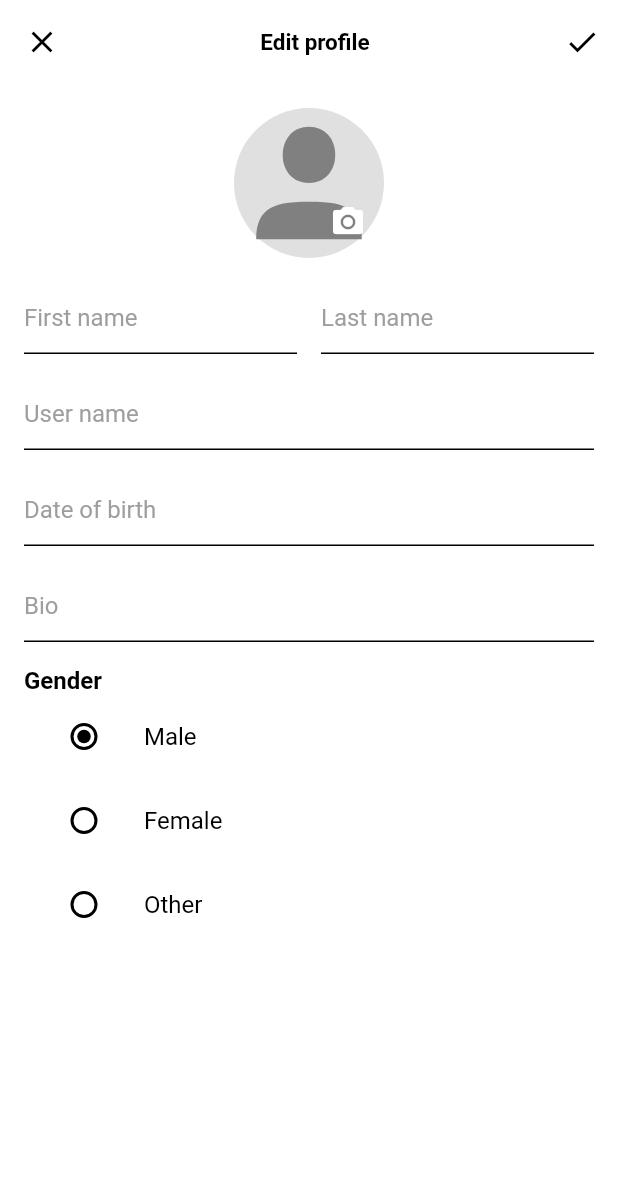
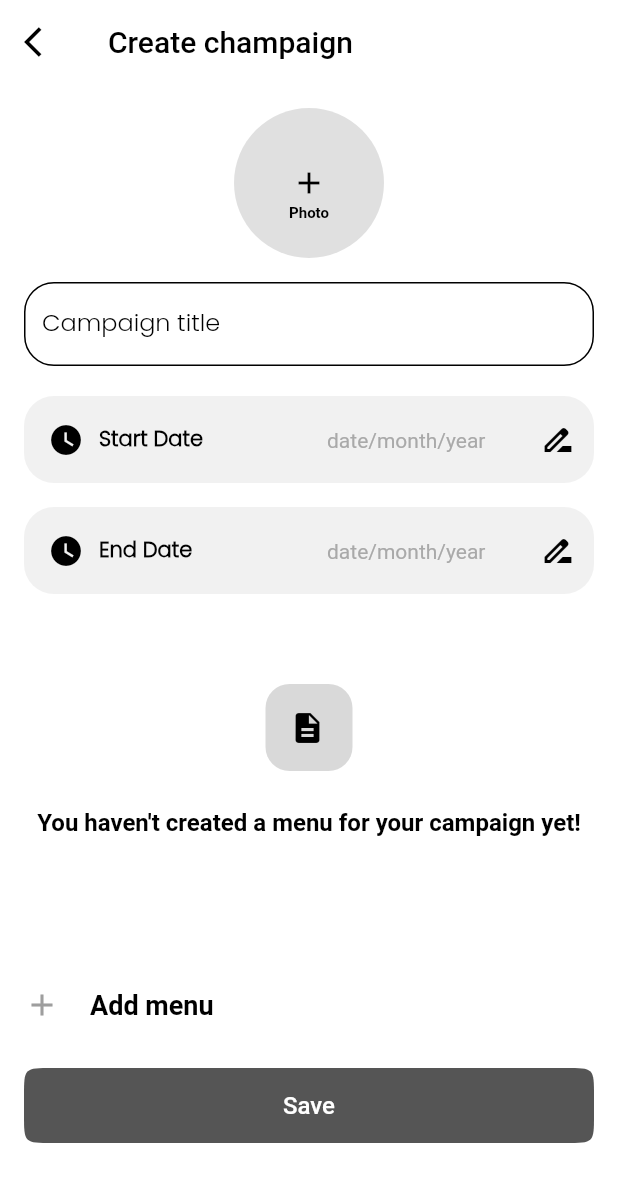
Before and after one commit to OnlyFoodApp/onlyfood_mo, a Flutter app: the screen it shows after launch, on a phone screen of 412 x 824 dp. Shown: the top 1182 px of the screen. Run offline on Flutter 3.47's test engine with Material 2 defaults, Android fonts, the light colour scheme and no system bars; our stand-ins replace firebase_core, flutter_svg, image_picker; accounts and stored records are empty.

Commit message:
create champaign screen step 1

```diff
--- a/onlyfood_mo/lib/main.dart
+++ b/onlyfood_mo/lib/main.dart
@@ -4,6 +4,7 @@ import 'package:flutter/material.dart';
 import 'package:onlyfood_mo/responsive/mobile_screen_layout.dart';
 import 'package:onlyfood_mo/responsive/responsive_layout_screen.dart';
 import 'package:onlyfood_mo/responsive/web_screen_layout.dart';
+import 'package:onlyfood_mo/screens/champaign/champaign_screen.dart';
 import 'package:onlyfood_mo/screens/login/login_screen.dart';
 import 'package:onlyfood_mo/screens/profile_editing/profile_editing.dart';
 import 'package:onlyfood_mo/screens/reset_password/reset_password.dart';
@@ -44,6 +45,6 @@ class MyApp extends StatelessWidget {
         theme: ThemeData.dark().copyWith(
           scaffoldBackgroundColor: mobileBackgroundColor,
         ),
-        home: const ProfileEditing());
+        home: const ChampaignScreen());
   }
 }
--- /dev/null
+++ b/onlyfood_mo/lib/responsive/champaign_layout.dart
@@ -0,0 +1,13 @@
+import 'package:flutter/material.dart';
+
+class ChampaignLayout extends StatelessWidget{
+  @override
+  Widget build(BuildContext context) {
+    return const Scaffold(
+      body: Center(
+        child: Text('This is champaign layout.'),
+      ),
+    );
+  }
+
+}
--- /dev/null
+++ b/onlyfood_mo/lib/screens/champaign/champaign_screen.dart
@@ -0,0 +1,353 @@
+import 'package:flutter/material.dart';
+import 'package:flutter_svg/flutter_svg.dart';
+import 'package:intl/intl.dart';
+
+class ChampaignScreen extends StatefulWidget {
+  const ChampaignScreen({Key? key}) : super(key: key);
+  @override
+  createState() => _ChampaignState();
+}
+
+class _ChampaignState extends State<ChampaignScreen> {
+  @override
+  void dispose() {
+    // TODO: implement dispose
+    super.dispose();
+  }
+
+  TextEditingController dateStartInputController = TextEditingController();
+  TextEditingController dateEndInputController = TextEditingController();
+
+
+  @override
+  Widget build(BuildContext context) {
+    return Scaffold(
+      appBar: AppBar(
+        titleTextStyle: const TextStyle(
+            color: Colors.black, fontSize: 20, fontWeight: FontWeight.w500),
+        backgroundColor: Colors.white,
+        elevation: 0,
+        leading: IconButton(
+          icon: const Icon(
+            Icons.arrow_back_ios,
+            color: Colors.black,
+          ),
+          onPressed: () {
+            // Xử lý khi nút đóng được nhấn
+            Navigator.pop(context);
+          },
+        ),
+        title: const Text('Create champaign'),
+      ),
+      body: SafeArea(
+        child: Container(
+          width: double.infinity,
+          padding: const EdgeInsets.all(16.0),
+          child: Column(
+            children: [
+              CircleAvatar(
+                radius: 50,
+                backgroundColor: Colors.grey[300],
+                child: Stack(
+                  alignment: Alignment.center,
+                  children: [
+                    IconButton(
+                      icon: const Icon(
+                        Icons.add,
+                        color: Colors.black,
+                      ),
+                      onPressed: () {
+                        // Xử lý khi nút camera được nhấn
+                        // Mở hộp thoại hoặc thực hiện hành động cần thiết
+                      },
+                    ),
+                    const Text(
+                      'Photo',
+                      style: TextStyle(
+                          height: 8, fontSize: 10, fontWeight: FontWeight.bold),
+                    )
+                  ],
+                ),
+              ),
+              const SizedBox(height: 16),
+              const Row(
+                mainAxisAlignment: MainAxisAlignment.spaceBetween,
+                children: [
+                  Expanded(
+                    child: TextField(
+                      style: TextStyle(color: Colors.black, height: 1),
+                      decoration: InputDecoration(
+                        hintText: "Campaign title",
+                        hintStyle: TextStyle(
+                          color: Colors.black,
+                          fontFamily: 'Poppins',
+                        ),
+                        enabledBorder: OutlineInputBorder(
+                          borderRadius: BorderRadius.all(Radius.circular(20)),
+                        ),
+                        focusedBorder: OutlineInputBorder(
+                            borderRadius: BorderRadius.all(Radius.circular(20)),
+                            borderSide: BorderSide(width: 2)),
+                      ),
+                    ),
+                  ),
+                ],
+              ),
+              const SizedBox(height: 20),
+              Row(
+                children: [
+                  Expanded(
+                    // flex: 1,
+                    child: Container(
+                      height: 58,
+                      padding: const EdgeInsetsDirectional.all(16.0),
+                      alignment: Alignment.centerLeft,
+                      decoration: const BoxDecoration(
+                          color: Color(0xFFF1F1F1),
+                          borderRadius: BorderRadiusDirectional.horizontal(
+                              start: Radius.circular(20))),
+                      child: Row(
+                        children: [
+                          Container(
+                            margin: const EdgeInsets.fromLTRB(0, 0, 10, 0),
+                            child: const Icon(
+                              Icons.watch_later,
+                              color: Colors.black,
+                            ),
+                          ),
+                          const Text(
+                            'Start Date',
+                            style: TextStyle(
+                              fontFamily: 'Poppins',
+                              fontWeight: FontWeight.bold,
+                              color: Colors.black,
+                            ),
+                          )
+                        ],
+                      ),
+                    ),
+                  ),
+                  Expanded(
+                    // flex: 1,
+                    // fit: FlexFit.loose,
+                    child: Container(
+                      height: 58,
+                      // padding: const EdgeInsetsDirectional.all(16.0),
+                      alignment: Alignment.centerLeft,
+                      decoration: const BoxDecoration(
+                          color: Color(0xFFF1F1F1),
+                          borderRadius: BorderRadiusDirectional.horizontal(
+                              end: Radius.circular(20))),
+                      child: Row(
+                        children: [
+                          Expanded(
+                            // flex: 1,
+                            child: TextFormField(
+                              decoration: const InputDecoration(
+                                hintText: 'date/month/year',
+                                hintStyle: TextStyle(
+                                    color: Color(0xFFA9A9A9), fontSize: 14),
+                                border: OutlineInputBorder(
+                                    borderSide: BorderSide.none),
+                              ),
+                              controller: dateStartInputController,
+                              style: const TextStyle(color: Colors.black),
+                              readOnly: true,
+                              onTap: () async {
+                                DateTime? pickedDate = await showDatePicker(
+                                    context: context,
+                                    initialDate: DateTime.now(),
+                                    firstDate: DateTime(1950),
+                                    lastDate: DateTime(2050));
+
+                                if (pickedDate != null) {
+                                  String date = DateFormat('dd/MMM/yyyy')
+                                      .format(pickedDate)
+                                      .toString();
+                                  dateStartInputController.text = date;
+                                }
+                              },
+                            ),
+                          ),
+                          IconButton(
+                            icon: const Icon(
+                              Icons.drive_file_rename_outline,
+                              color: Colors.black,
+                            ),
+                            onPressed: () {
+                              // Xử lý khi nút camera được nhấn
+                              // Mở hộp thoại hoặc thực hiện hành động cần thiết
+                            },
+                          ),
+                        ],
+                      ),
+                    ),
+                  )
+                ],
+              ),
+              const SizedBox(height: 16),
+              Row(
+                children: [
+                  Expanded(
+                    // flex: 1,
+                    child: Container(
+                      height: 58,
+                      padding: const EdgeInsetsDirectional.all(16.0),
+                      alignment: Alignment.centerLeft,
+                      decoration: const BoxDecoration(
+                          color: Color(0xFFF1F1F1),
+                          borderRadius: BorderRadiusDirectional.horizontal(
+                              start: Radius.circular(20))),
+                      child: Row(
+                        children: [
+                          Container(
+                            margin: const EdgeInsets.fromLTRB(0, 0, 10, 0),
+                            child: const Icon(
+                              Icons.watch_later,
+                              color: Colors.black,
+                            ),
+                          ),
+                          const Text(
+                            'End Date',
+                            style: TextStyle(
+                              fontFamily: 'Poppins',
+                              fontWeight: FontWeight.bold,
+                              color: Colors.black,
+                            ),
+                          ),
+                        ],
+                      ),
+                    ),
+                  ),
+                  Expanded(
+                    // flex: 1,
+                    // fit: FlexFit.loose,
+                    child: Container(
+                      height: 58,
+                      // padding: const EdgeInsetsDirectional.all(16.0),
+                      alignment: Alignment.centerLeft,
+                      decoration: const BoxDecoration(
+                          color: Color(0xFFF1F1F1),
+                          borderRadius: BorderRadiusDirectional.horizontal(
+                              end: Radius.circular(20))),
+                      child: Row(
+                        children: [
+                          Expanded(
+                            // flex: 1,
+                            child: TextFormField(
+                              decoration: const InputDecoration(
+                                hintText: 'date/month/year',
+                                hintStyle: TextStyle(
+                                    color: Color(0xFFA9A9A9), fontSize: 14),
+                                border: OutlineInputBorder(
+                                    borderSide: BorderSide.none),
+                              ),
+                              controller: dateEndInputController,
+                              style: const TextStyle(color: Colors.black),
+                              readOnly: true,
+                              onTap: () async {
+                                DateTime? pickedDate = await showDatePicker(
+                                    context: context,
+                                    initialDate: DateTime.now(),
+                                    firstDate: DateTime(1950),
+                                    lastDate: DateTime(2050));
+
+                                if (pickedDate != null) {
+                                  String date = DateFormat('dd/MMM/yyyy')
+                                      .format(pickedDate)
+                                      .toString();
+                                  dateEndInputController.text = date;
+                                }
+                              },
+                            ),
+                          ),
+                          IconButton(
+                            icon: const Icon(
+                              Icons.drive_file_rename_outline,
+                              color: Colors.black,
+                            ),
+                            onPressed: () {
+                              // Xử lý khi nút camera được nhấn
+                              // Mở hộp thoại hoặc thực hiện hành động cần thiết
+                            },
+                          ),
+                        ],
+                      ),
+                    ),
+                  )
+                ],
+              ),
+              const SizedBox(height: 60),
+              Container(
+                height: 58,
+                width: 58,
+                padding: const EdgeInsetsDirectional.all(16.0),
+                alignment: Alignment.centerLeft,
+                decoration: const BoxDecoration(
+                    color: Color(0xFFD9D9D9),
+                    borderRadius: BorderRadius.all(Radius.circular(16))),
+                child: Row(
+                  children: [
+                    Container(
+                      margin: const EdgeInsets.fromLTRB(0, 0, 0, 0),
+                      child: const Icon(
+                        Icons.description,
+                        color: Colors.black,
+                      ),
+                    ),
+                  ],
+                ),
+              ),
+              const SizedBox(height: 25),
+              const FittedBox(
+                fit: BoxFit.fill,
+                child: Text(
+                  "You haven't created a menu for your campaign yet!",
+                  style: TextStyle(
+                    fontSize: 16,
+                    fontWeight: FontWeight.w600,
+                    color: Colors.black,
+                  ),
+                ),
+              ),
+              const SizedBox(height: 100),
+              Row(
+                children: [
+                  Container(
+                    margin: const EdgeInsets.fromLTRB(0, 0, 20, 0),
+                    child: const Icon(
+                      Icons.add,
+                      color: Colors.grey,
+                    ),
+                  ),
+                  const Text(
+                    "Add menu ",
+                    style: TextStyle(
+                        fontSize: 18,
+                        fontWeight: FontWeight.w600,
+                        color: Colors.black),
+                  )
+                ],
+              ),
+              const SizedBox(height: 30),
+              TextButton(
+                style: ButtonStyle(
+                  fixedSize: MaterialStateProperty.all(const Size(400, 50)),
+                  shape: MaterialStateProperty.all(ContinuousRectangleBorder(borderRadius: BorderRadius.circular(19))),
+                  backgroundColor:
+                      MaterialStateProperty.all<Color>(const Color(0xFF555555)),
+                  foregroundColor:
+                      MaterialStateProperty.all<Color>(Colors.white),
+                ),
+                onPressed: () {},
+                child: const Text('Save', style: TextStyle(
+                  fontSize: 16
+                ),),
+              )
+            ],
+          ),
+        ),
+      ),
+    );
+  }
+}
--- a/onlyfood_mo/lib/screens/profile_editing/profile_editing.dart
+++ b/onlyfood_mo/lib/screens/profile_editing/profile_editing.dart
@@ -108,7 +108,7 @@ class _ProfileEditingState extends State<ProfileEditing> {
                 radius: 50,
                 backgroundColor: Colors.grey[300], // Màu nền cho CircleAvatar
                 child: Stack(
-                  alignment: Alignment.bottomRight,
+
                   children: [
                     SvgPicture.asset(
                       "assets/default_avatar.svg",
--- a/onlyfood_mo/pubspec.yaml
+++ b/onlyfood_mo/pubspec.yaml
@@ -35,6 +35,7 @@ dependencies:
   firebase_storage: ^11.2.8
   flutter:
     sdk: flutter
+  intl: ^0.17.0
   flutter_img: ^0.1.5+111
   flutter_svg: ^2.0.7
   image_picker: ^1.0.4
@@ -83,3 +84,7 @@ flutter:
   #
   # For details regarding fonts from package dependencies,
   # see https://flutter.dev/custom-fonts/#from-packages
+  fonts:
+    - family: Poppins
+      fonts:
+        -  asset: lib/utils/fonts/Poppins-Light.ttf
```
Also changed, not shown: onlyfood_mo/lib/utils/fonts/Poppins-Light.ttf (added), onlyfood_mo/pubspec.lock.
